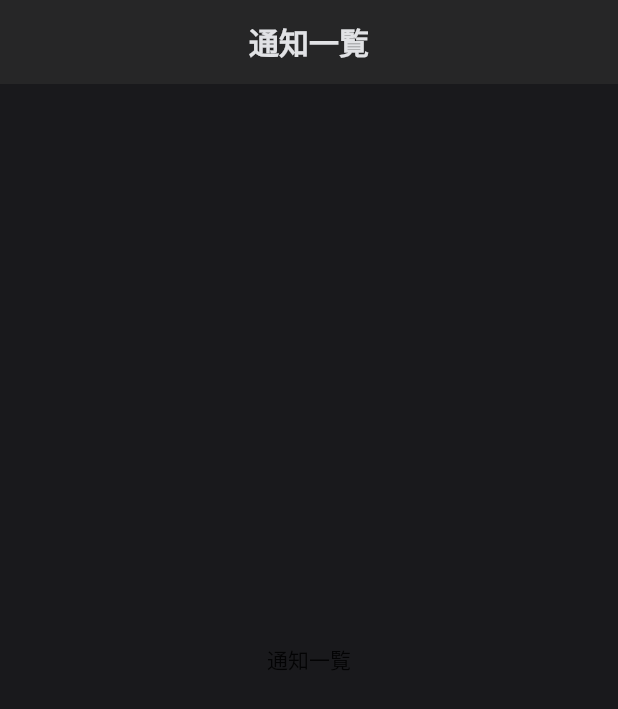
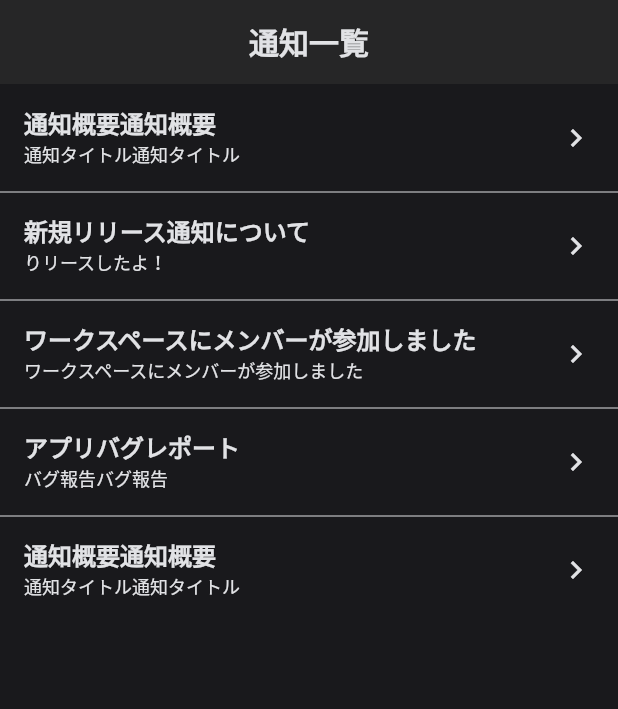
Before and after one commit to kurogoma-flutter/Qtank-mobile, a Flutter app: the NoticeListPage screen opened by its route, on a phone screen of 412 x 824 dp. Shown: the top 709 px of the screen. Run offline on Flutter 3.47's test engine with Material 2 defaults, Android fonts, the phone set to English and light mode, and no system bars; our stand-ins replace badges, cloud_firestore, connectivity_plus, firebase_auth, firebase_core, firebase_storage and 5 more; accounts and stored records are empty.

Commit message:
通知一覧画面の実装

```diff
--- a/lib/presentation/pages/notice/notice_list_page.dart
+++ b/lib/presentation/pages/notice/notice_list_page.dart
@@ -69,7 +69,40 @@ class NoticeListPage extends ConsumerWidget {
         centerTitle: true,
         elevation: 0,
       ),
-      body: const Center(child: Text('通知一覧')),
+      body: dummyNotificationModelList.isNotEmpty
+          ? ListView.separated(
+              itemCount: dummyNotificationModelList.length,
+              separatorBuilder: (context, index) => const Divider(
+                color: QTankColor.white,
+                height: 0,
+              ),
+              itemBuilder: (context, index) {
+                final notificationModel = dummyNotificationModelList[index];
+                return ListTile(
+                  title: Text(
+                    notificationModel.summary,
+                    style: QTankTextStyle.miniTitle,
+                  ),
+                  subtitle: Text(
+                    notificationModel.notificationTitle,
+                    style: QTankTextStyle.planeWhiteText,
+                  ),
+                  trailing: const Icon(
+                    Icons.chevron_right,
+                    color: QTankColor.white,
+                  ),
+                  onTap: () {
+                    // TODO: 通知詳細画面へ遷移
+                  },
+                );
+              },
+            )
+          : const Center(
+              child: Text(
+                '通知はありません',
+                style: QTankTextStyle.planeWhiteText,
+              ),
+            ),
     );
   }
 }
```
